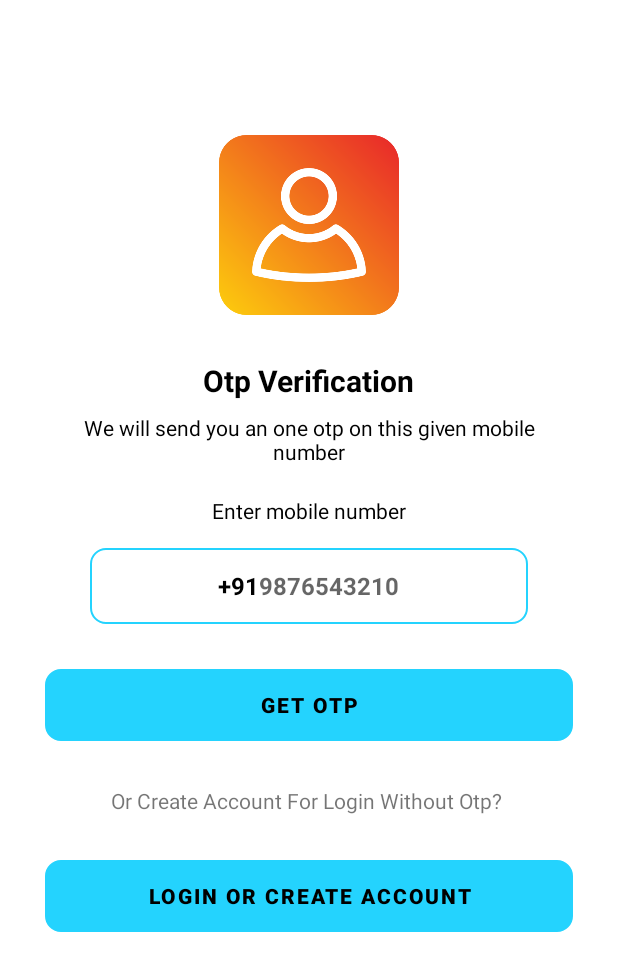
After one commit to Shubhamkalamkar/Notes-android-app, an Android app: the EnterMobileNumber screen opened directly, with no data from a screen before it, on a phone screen of 412 x 824 dp. The commit adds this screen. Shown: the top 971 px of the screen. Run offline under Robolectric (Android 15) with nearby library versions, the phone set to English and light mode, and no system bars; our stand-ins replace Firebase (no records; nobody signed in at launch, a user with empty details on screens opened directly).

Commit message:
otp login add

```diff
--- a/app/build.gradle
+++ b/app/build.gradle
@@ -36,6 +36,8 @@ dependencies {
     implementation 'com.google.firebase:firebase-auth:19.2.0'
     implementation 'com.google.firebase:firebase-firestore:24.2.2'
     implementation 'com.firebaseui:firebase-ui-firestore:8.0.1'
+    implementation platform('com.google.firebase:firebase-bom:30.3.1')
+
     testImplementation 'junit:junit:4.13.2'
     androidTestImplementation 'androidx.test.ext:junit:1.1.3'
     androidTestImplementation 'androidx.test.espresso:espresso-core:3.4.0'
--- /dev/null
+++ b/app/src/main/java/com/shubham/notebook/EnterMobileNumber.java
@@ -0,0 +1,100 @@
+package com.shubham.notebook;
+
+import androidx.annotation.NonNull;
+import androidx.appcompat.app.AppCompatActivity;
+
+import android.content.Intent;
+import android.os.Bundle;
+import android.view.View;
+import android.widget.Button;
+import android.widget.EditText;
+import android.widget.ProgressBar;
+
+import com.google.firebase.FirebaseException;
+import com.google.firebase.auth.PhoneAuthCredential;
+import com.google.firebase.auth.PhoneAuthOptions;
+import com.google.firebase.auth.PhoneAuthProvider;
+
+import java.util.concurrent.TimeUnit;
+
+public class EnterMobileNumber extends AppCompatActivity {
+
+    EditText enterNumber;
+    Button getOtpButton, loginLinkBtn;
+    ProgressBar enterMobileProgressBar;
+
+    @Override
+    protected void onCreate(Bundle savedInstanceState) {
+        super.onCreate(savedInstanceState);
+        setContentView(R.layout.activity_enter_mobile_number);
+
+        enterNumber = findViewById(R.id.mobile_number);
+        getOtpButton = findViewById(R.id.enter_mobile_btn);
+        enterMobileProgressBar = findViewById(R.id.progress_bar_sending_otp);
+        loginLinkBtn = findViewById(R.id.login_link_btn);
+
+
+        loginLinkBtn.setOnClickListener(new View.OnClickListener() {
+            @Override
+            public void onClick(View view) {
+                Intent intent = new Intent(getApplicationContext(),LoginActivity.class);
+                startActivity(intent);
+            }
+        });
+
+        getOtpButton.setOnClickListener(new View.OnClickListener() {
+            @Override
+            public void onClick(View view) {
+                if (!enterNumber.getText().toString().trim().isEmpty()) {
+                    if ((enterNumber.getText().toString().trim()).length() == 10) {
+
+                        enterMobileProgressBar.setVisibility(View.VISIBLE);
+                        getOtpButton.setVisibility(View.INVISIBLE);
+
+
+                        PhoneAuthProvider.getInstance().verifyPhoneNumber(
+                                "+91" + enterNumber.getText().toString(),
+                                60,
+                                TimeUnit.SECONDS,
+                                EnterMobileNumber.this,
+                                new PhoneAuthProvider.OnVerificationStateChangedCallbacks() {
+                                    @Override
+                                    public void onVerificationCompleted(@NonNull PhoneAuthCredential phoneAuthCredential) {
+                                        enterMobileProgressBar.setVisibility(View.GONE);
+                                        getOtpButton.setVisibility(View.VISIBLE);
+                                    }
+
+                                    @Override
+                                    public void onVerificationFailed(@NonNull FirebaseException e) {
+                                        enterMobileProgressBar.setVisibility(View.GONE);
+                                        getOtpButton.setVisibility(View.VISIBLE);
+                                        utility.showToast(EnterMobileNumber.this, e.getMessage());
+                                    }
+
+                                    @Override
+                                    public void onCodeSent(@NonNull String backendotp, @NonNull PhoneAuthProvider.ForceResendingToken forceResendingToken) {
+                                        super.onCodeSent(backendotp, forceResendingToken);
+                                        enterMobileProgressBar.setVisibility(View.GONE);
+                                        getOtpButton.setVisibility(View.VISIBLE);
+                                        Intent intent = new Intent(getApplicationContext(), VerifyOtp.class);
+                                        intent.putExtra("mobile", enterNumber.getText().toString());
+                                        intent.putExtra("backendotp", backendotp);
+                                        startActivity(intent);
+                                    }
+                                }
+                        );
+
+//                        Intent intent = new Intent(getApplicationContext(),VerifyOtp.class);
+//                        intent.putExtra("mobile",enterNumber.getText().toString());
+//                        startActivity(intent);
+                    } else {
+                        utility.showToast(EnterMobileNumber.this, "Enter correct mobile number");
+                    }
+
+                } else {
+                    utility.showToast(EnterMobileNumber.this, "Enter mobile number");
+                }
+            }
+        });
+    }
+}
--- a/app/src/main/java/com/shubham/notebook/MainActivity.java
+++ b/app/src/main/java/com/shubham/notebook/MainActivity.java
@@ -74,7 +74,7 @@ public class MainActivity extends AppCompatActivity {
             public boolean onMenuItemClick(MenuItem menuItem) {
                 if (menuItem.getTitle()=="Logout"){
                     FirebaseAuth.getInstance().signOut();
-                    startActivity(new Intent(MainActivity.this,LoginActivity.class));
+                    startActivity(new Intent(MainActivity.this,EnterMobileNumber.class));
                     finish();
                     return true;
                 }
--- a/app/src/main/java/com/shubham/notebook/SplashActivity.java
+++ b/app/src/main/java/com/shubham/notebook/SplashActivity.java
@@ -21,7 +21,7 @@ public class SplashActivity extends AppCompatActivity {
             public void run() {
                 FirebaseUser currentUser = FirebaseAuth.getInstance().getCurrentUser();
                 if (currentUser==null){
-                    startActivity(new Intent(SplashActivity.this,LoginActivity.class));
+                    startActivity(new Intent(SplashActivity.this,EnterMobileNumber.class));
                 }else {
                     startActivity(new Intent(SplashActivity.this,MainActivity.class));
                 }
--- /dev/null
+++ b/app/src/main/res/layout/activity_enter_mobile_number.xml
@@ -0,0 +1,147 @@
+<?xml version="1.0" encoding="utf-8"?>
+<ScrollView xmlns:android="http://schemas.android.com/apk/res/android"
+    xmlns:app="http://schemas.android.com/apk/res-auto"
+    xmlns:tools="http://schemas.android.com/tools"
+    android:layout_width="match_parent"
+    android:layout_height="match_parent"
+    tools:context=".EnterMobileNumber"
+    >
+
+    <LinearLayout
+        android:layout_width="match_parent"
+        android:layout_height="match_parent"
+        android:gravity="center_horizontal"
+        android:orientation="vertical"
+        >
+
+        <ImageView
+            android:id="@+id/enter_number_img"
+            android:layout_width="120dp"
+            android:layout_height="120dp"
+            android:layout_marginTop="90dp"
+            app:srcCompat="@drawable/user" />
+
+        <TextView
+            android:layout_width="wrap_content"
+            android:layout_height="wrap_content"
+            android:layout_marginTop="30dp"
+            android:textSize="20sp"
+            android:textStyle="bold"
+            android:text="Otp Verification"
+            android:textColor="@color/black"
+            />
+        <TextView
+            android:layout_width="match_parent"
+            android:layout_height="wrap_content"
+            android:layout_marginStart="50dp"
+            android:layout_marginLeft="50dp"
+            android:layout_marginTop="8dp"
+            android:layout_marginEnd="50dp"
+            android:gravity="center"
+            android:textSize="14sp"
+            android:text="We will send you an one otp on this given mobile number"
+            android:textColor="@color/black"
+            />
+        <TextView
+            android:layout_width="match_parent"
+            android:layout_height="wrap_content"
+            android:layout_marginStart="30dp"
+            android:layout_marginLeft="30dp"
+            android:layout_marginTop="20dp"
+            android:layout_marginEnd="30dp"
+            android:layout_marginBottom="15dp"
+            android:layout_marginRight="30dp"
+            android:gravity="center"
+            android:textSize="14sp"
+            android:text="Enter mobile number"
+            android:textColor="@color/black"
+            />
+
+        <LinearLayout
+            android:layout_width="match_parent"
+            android:layout_height="wrap_content"
+            android:orientation="horizontal"
+            android:layout_marginStart="60dp"
+            android:layout_marginEnd="60dp"
+            android:gravity="center"
+            android:background="@drawable/rounded_corner"
+            android:padding="5dp"
+            >
+
+            <TextView
+                android:layout_width="wrap_content"
+                android:layout_height="40dp"
+                android:gravity="center"
+                android:text="+91"
+                android:textColor="@color/black"
+                android:textSize="16sp"
+                android:textStyle="bold"
+                />
+            <EditText
+                android:layout_width="wrap_content"
+                android:layout_height="40dp"
+                android:id="@+id/mobile_number"
+                android:background="@null"
+                android:hint="9876543210"
+                android:imeOptions="actionDone"
+                android:importantForAutofill="no"
+                android:inputType="number"
+                android:textColor="@color/black"
+                android:textSize="16sp"
+                android:textStyle="bold"
+                />
+
+        </LinearLayout>
+
+        <FrameLayout
+            android:layout_width="match_parent"
+            android:layout_height="wrap_content">
+
+        <Button
+            android:layout_width="match_parent"
+            android:layout_height="wrap_content"
+            android:id="@+id/enter_mobile_btn"
+            android:text="Get Otp"
+            android:layout_margin="30dp"
+            android:textColor="@color/black"
+            android:textStyle="bold"
+            android:background="@drawable/rounded_corner"
+            />
+
+            <ProgressBar
+                android:layout_width="35dp"
+                android:layout_height="35dp"
+                android:id="@+id/progress_bar_sending_otp"
+                android:layout_gravity="center"
+                android:visibility="gone"/>
+
+        </FrameLayout>
+
+        <LinearLayout
+            android:layout_width="match_parent"
+            android:layout_height="wrap_content"
+            android:layout_below="@id/form_layout"
+            android:orientation="horizontal"
+            android:gravity="center">
+
+            <TextView
+                android:layout_width="wrap_content"
+                android:layout_height="wrap_content"
+                android:text="Or Create Account For Login Without Otp? "/>
+
+
+        </LinearLayout>
+        <Button
+            android:layout_width="match_parent"
+            android:layout_height="wrap_content"
+            android:id="@+id/login_link_btn"
+            android:text="Login Or Create Account"
+            android:layout_margin="30dp"
+            android:textColor="@color/black"
+            android:textStyle="bold"
+            android:background="@drawable/rounded_corner"
+            />
+
+    </LinearLayout>
+
+</ScrollView>
```
Also changed, not shown: app/src/main/AndroidManifest.xml (+11 -5 lines), app/src/main/java/com/shubham/notebook/VerifyOtp.java (added, +230 -0 lines), app/src/main/res/layout/activity_verify_otp.xml (added, +216 -0 lines), 1 other file.
